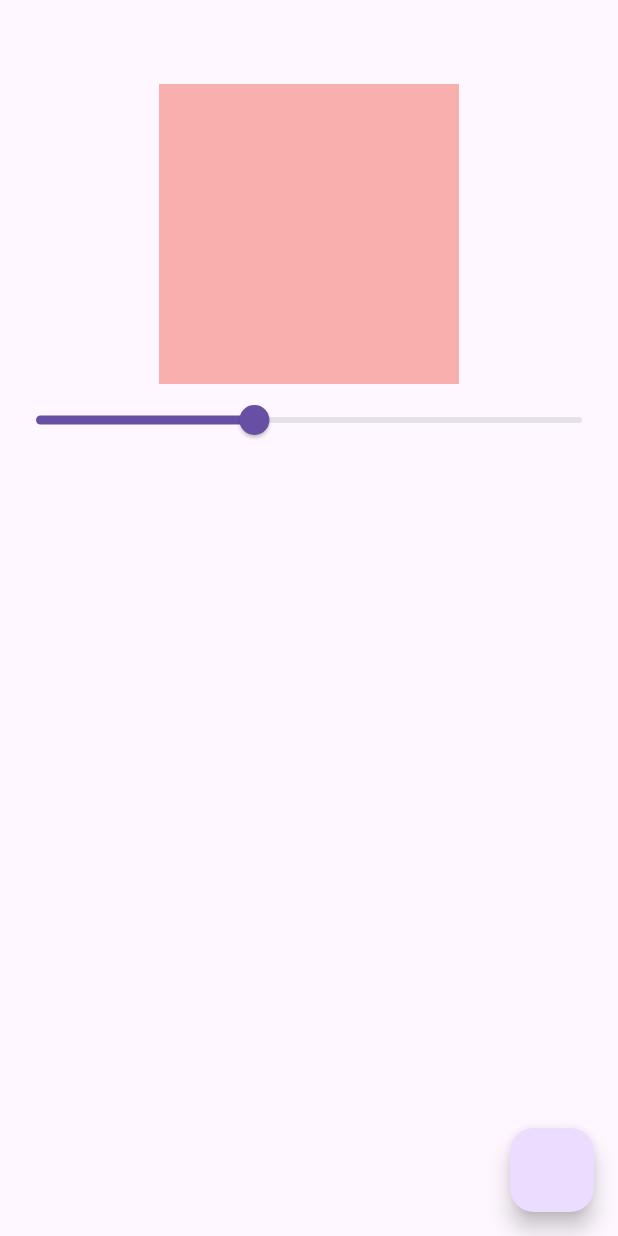
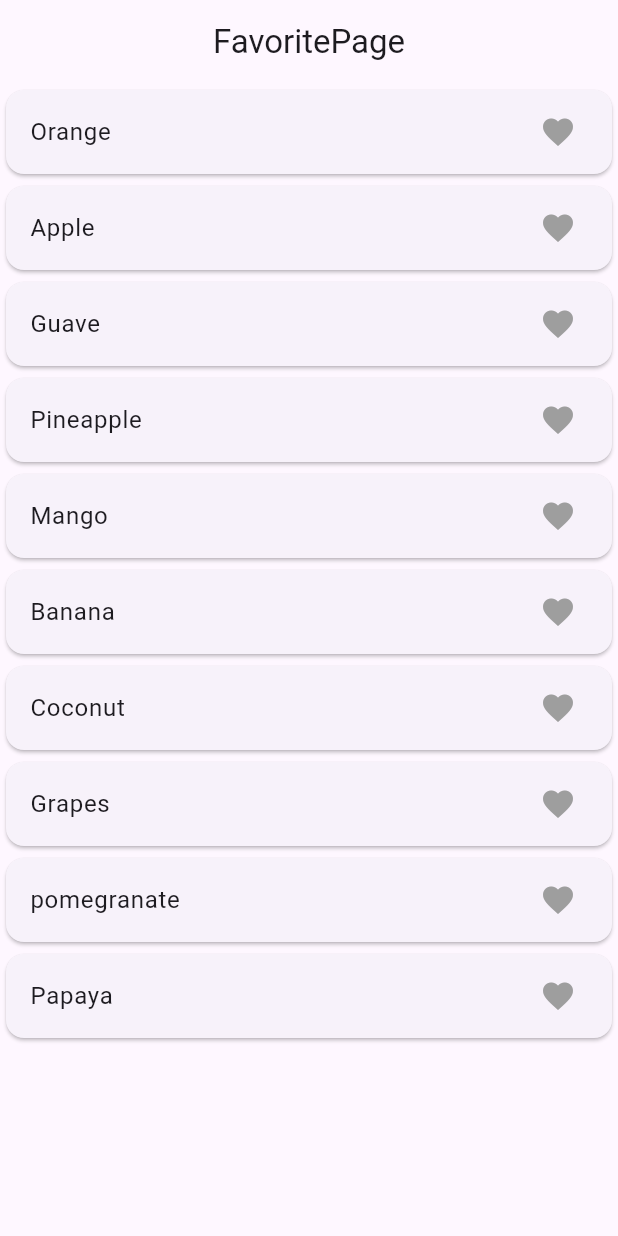
Before and after one commit to ravishankarpradhan76/flutter_getx_tutorial, a Flutter app: the screen it shows after launch, on a phone screen of 412 x 824 dp. Run offline on Flutter 3.47's test engine with Material 3 defaults, Android fonts, the phone set to English and light mode, and no system bars; our stand-ins replace get.

Commit message:
first commit

```diff
--- a/lib/counter_exampletwo.dart
+++ b/lib/counter_exampletwo.dart
@@ -28,7 +28,11 @@ class _CounterExampletwoState extends State<CounterExampletwo> {
           color: Colors.red.withOpacity(opacity),
         ),
           Slider(value: opacity, onChanged: (value){
+          print(value);
+          opacity = value;
+          setState(() {
 
+          });
           })
         ],
       ),
--- /dev/null
+++ b/lib/favorite_controller.dart
@@ -0,0 +1,26 @@
+
+import 'package:get/get.dart';
+
+class FavoriteController extends GetxController {
+  RxList<String>fruitList = [
+    'Orange',
+    'Apple',
+    'Guave',
+    'Pineapple',
+    'Mango',
+    'Banana',
+    'Coconut',
+    'Grapes',
+    'pomegranate',
+    'Papaya'
+  ].obs;
+  RxList tempFruitList = [].obs;
+
+  addToFavorite(String value) {
+    tempFruitList.add(value);
+  }
+
+  removeFromFavorite(String value) {
+    tempFruitList.remove(value);
+  }
+}
--- /dev/null
+++ b/lib/favorite_page.dart
@@ -0,0 +1,48 @@
+import 'package:flutter/material.dart';
+import 'package:flutter_getx_tutorial/favorite_controller.dart';
+import 'package:get/get.dart';
+
+class FavoritePage extends StatefulWidget {
+  const FavoritePage({super.key});
+
+  @override
+  State<FavoritePage> createState() => _FavoritePageState();
+}
+
+class _FavoritePageState extends State<FavoritePage> {
+
+  FavoriteController controller = Get.put(FavoriteController());
+
+  @override
+  Widget build(BuildContext context) {
+    return Scaffold(
+      appBar: AppBar(
+        title: Text('FavoritePage') ,
+        centerTitle: true,
+      ),
+      body: ListView.builder(
+        itemCount: controller.fruitList.length,
+          itemBuilder:(context ,index){
+            return Card(
+              child: ListTile(
+                onTap: () {
+                  if (controller.tempFruitList.contains(
+                      controller.fruitList[index].toString())) {
+                    controller.removeFromFavorite(
+                        controller.fruitList[index].toString());
+                  } else {
+                    controller.addToFavorite(
+                        controller.fruitList[index].toString());
+                  }
+
+                },
+                title: Text(controller.fruitList[index].toString()),
+                trailing: Obx(() => Icon(Icons.favorite,
+                  color: controller.tempFruitList.contains(controller.fruitList[index].toString())? Colors.red: Colors.grey,),)
+              ),
+            );
+          }
+      ),
+    );
+  }
+}
--- a/lib/main.dart
+++ b/lib/main.dart
@@ -2,6 +2,7 @@ import 'package:flutter/material.dart';
 import 'package:get/get.dart';
 import 'counter_example.dart';
 import 'counter_exampletwo.dart';
+import 'favorite_page.dart';
 
 
 void main() {
@@ -21,7 +22,7 @@ class MyApp extends StatelessWidget {
         primarySwatch: Colors.blue,
       ),
 
-      home: const CounterExampletwo(),
+      home: const FavoritePage(),
     );
   }
 }
```
